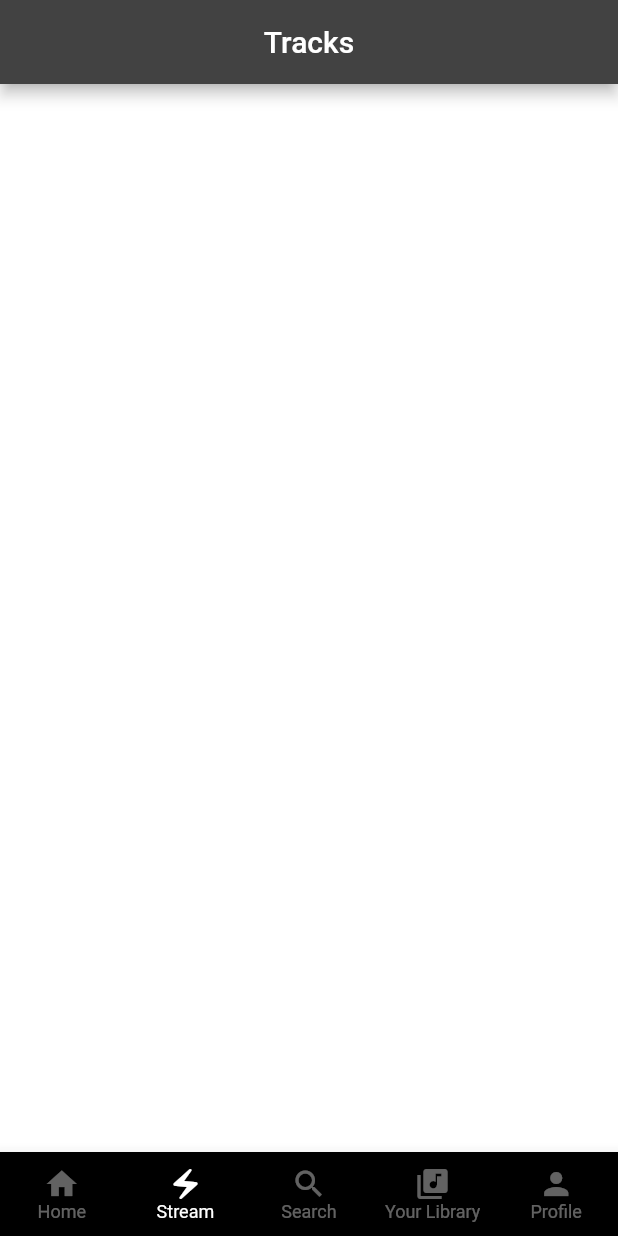
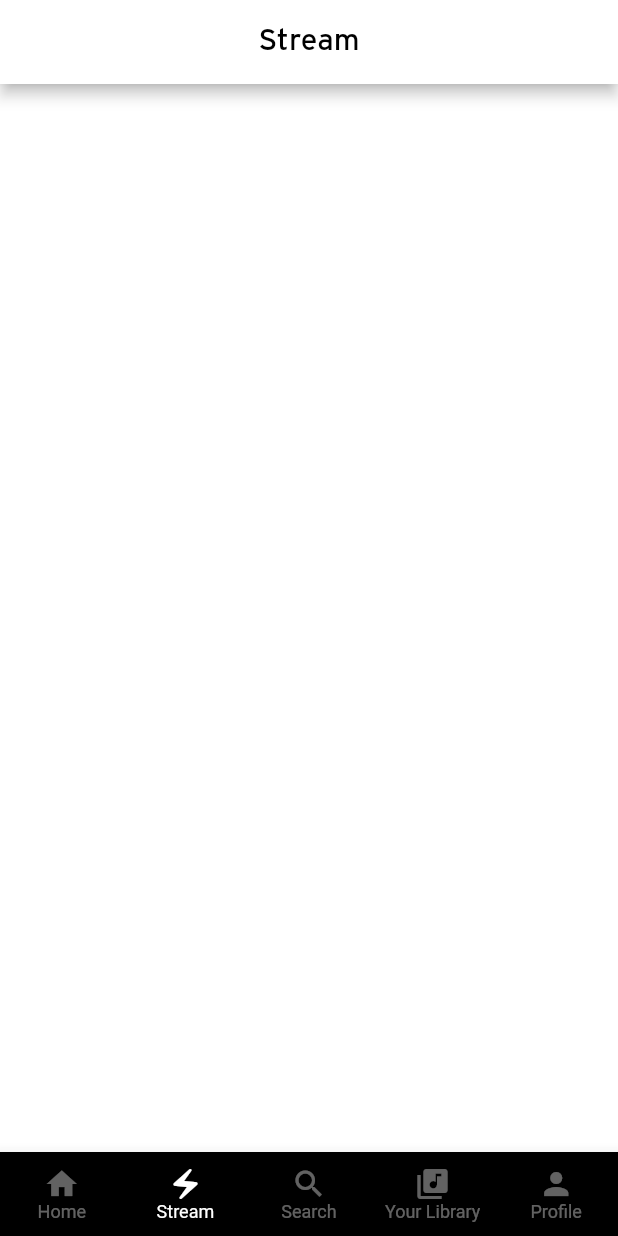
Before and after one commit to lightout11/flutter_int3120, a Flutter app: the screen it shows after launch, item 2 of the bottom bar chosen, on a phone screen of 412 x 824 dp. Run offline on Flutter 3.47's test engine with Material 2 defaults, Android fonts, the light colour scheme and no system bars.

Commit message:
edit stream appbar

```diff
--- a/lib/views/stream_music.dart
+++ b/lib/views/stream_music.dart
@@ -12,11 +12,12 @@ class _StreamMusicViewState extends State<StreamMusicView> {
   Widget build(BuildContext context) {
     return Scaffold(
       appBar: AppBar(
-        title: const Center(child: Text('Tracks')),
-      ),
-      body: const Center(
-        child: Text('Tracks'),
-      ),
+          title: const Text('Stream',
+              textAlign: TextAlign.center,
+              style: TextStyle(color: Colors.black, fontFamily: 'Interstate')),
+          backgroundColor: Colors.white,
+          centerTitle: true,
+        ),
     );
   }
 }
```
